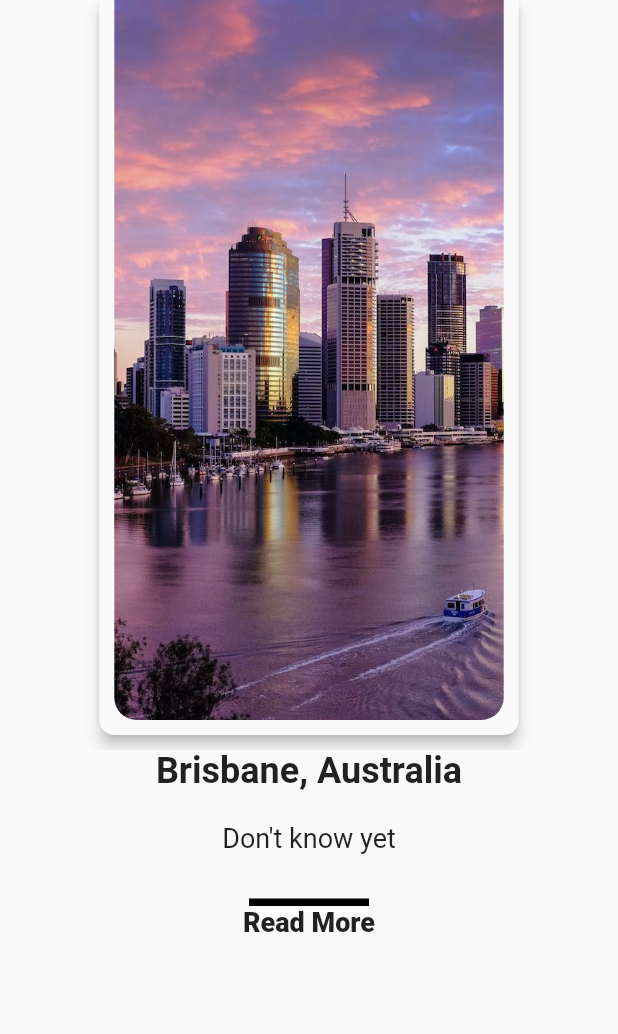
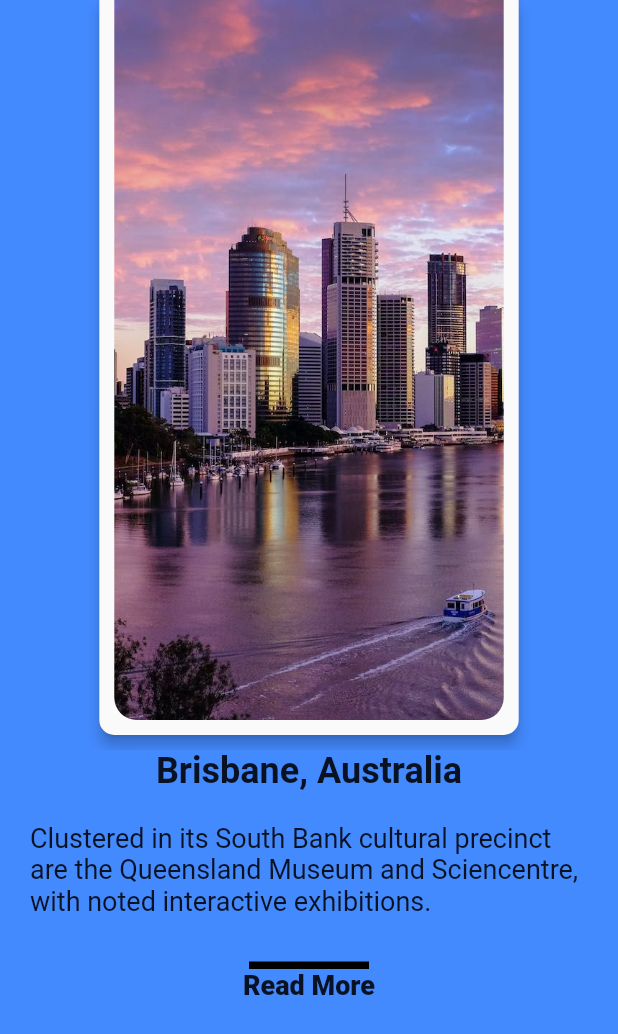
Before and after one commit to CaroMen/AussieTravel, a Flutter app: the screen it shows after launch, on a phone screen of 412 x 824 dp. Shown: the top 1034 px of the screen. Run offline on Flutter 3.47's test engine with Material 2 defaults, Android fonts, the phone set to English and light mode, and no system bars.

Commit message:
animation and color

```diff
--- a/lib/model/detail.dart
+++ b/lib/model/detail.dart
@@ -6,9 +6,24 @@ class Detail {
 }
 
 final detailsList = [
-  Detail(title: "Brisbane, Australia", description: "Don't know yet"),
-  Detail(title: "Melbourne, Australia", description: "Don't know yet"),
-  Detail(title: "Perth, Australia", description: "Don't know yet"),
-  Detail(title: "Sydney, Australia", description: "Don't know yet"),
-  Detail(title: "Victoria, Australia", description: "Don't know yet"),
+  Detail(
+      title: "Brisbane, Australia",
+      description:
+          "Clustered in its South Bank cultural precinct are the Queensland Museum and Sciencentre, with noted interactive exhibitions."),
+  Detail(
+      title: "Melbourne, Australia",
+      description:
+          "At the city's centre is the modern Federation Square development, with plazas, bars, and restaurants by the Yarra River."),
+  Detail(
+      title: "Perth, Australia",
+      description:
+          "Sandy beaches line its suburbs, and the huge, riverside Kings Park and Botanic Garden on Mount Eliza offer sweeping views of the city."),
+  Detail(
+      title: "Sydney, Australia",
+      description:
+          "Best known for its harbourfront Sydney Opera House, with a distinctive sail-like design."),
+  Detail(
+      title: "Victoria, Australia",
+      description:
+          "It encompasses mountains, national parks, wineries and surfing beaches."),
 ];
--- a/lib/pages/city_explorer_page.dart
+++ b/lib/pages/city_explorer_page.dart
@@ -14,7 +14,8 @@ final colorList = [
   Colors.amber[200],
   Colors.blueGrey[400],
   Colors.pinkAccent[200],
-  Colors.deepPurpleAccent[300]
+  Colors.deepPurple[300],
+  Colors.cyanAccent[300],
 ];
 
 class ExploreCity extends StatefulWidget {
@@ -42,7 +43,13 @@ class _ExploreCityState extends State<ExploreCity> {
   @override
   Widget build(BuildContext context) {
     return Scaffold(
-      body: Column(
+      body: Stack(
+        children: <Widget>[
+          AnimatedContainer(
+            duration: Duration(milliseconds: 500),
+            color: colorList[currentPage],
+          ),
+          Column(
             mainAxisSize: MainAxisSize.max,
             mainAxisAlignment: MainAxisAlignment.spaceBetween,
             children: <Widget>[
@@ -62,16 +69,34 @@ class _ExploreCityState extends State<ExploreCity> {
               _detailsBuilder(currentPage),
             ],
           ),
+        ],
+      ),
     );
   }
 
   Widget _detailsBuilder(index) {
+    return AnimatedBuilder(
+      animation: _pageController,
+      builder: (context, child) {
+        double value = 1;
+        if (_pageController.position.haveDimensions) {
+          value = _pageController.page - index;
+          value = (1 - (value.abs() * 0.5)).clamp(0.0, 1.0);
+        }
+
         return Expanded(
+          child: Transform.translate(
+            offset: Offset(0, 100 + (-value * 100)),
+            child: Opacity(
+              opacity: value,
+              child: Container(
+                padding: EdgeInsets.only(left: 20.0, right: 20.0),
                 child: Column(
                   children: <Widget>[
                     Text(
                       detailsList[index].title,
-            style: TextStyle(fontSize: 24.0, fontWeight: FontWeight.w600),
+                      style: TextStyle(
+                          fontSize: 24.0, fontWeight: FontWeight.w600),
                     ),
                     SizedBox(height: 20.0),
                     Text(
@@ -88,10 +113,16 @@ class _ExploreCityState extends State<ExploreCity> {
                     ),
                     Text(
                       "Read More",
-            style: TextStyle(fontSize: 18.0, fontWeight: FontWeight.w900),
+                      style: TextStyle(
+                          fontSize: 18.0, fontWeight: FontWeight.w900),
                     ),
                   ],
                 ),
+              ),
+            ),
+          ),
+        );
+      },
     );
   }
 
```
Lines whose indentation alone changed are shown as unchanged.
